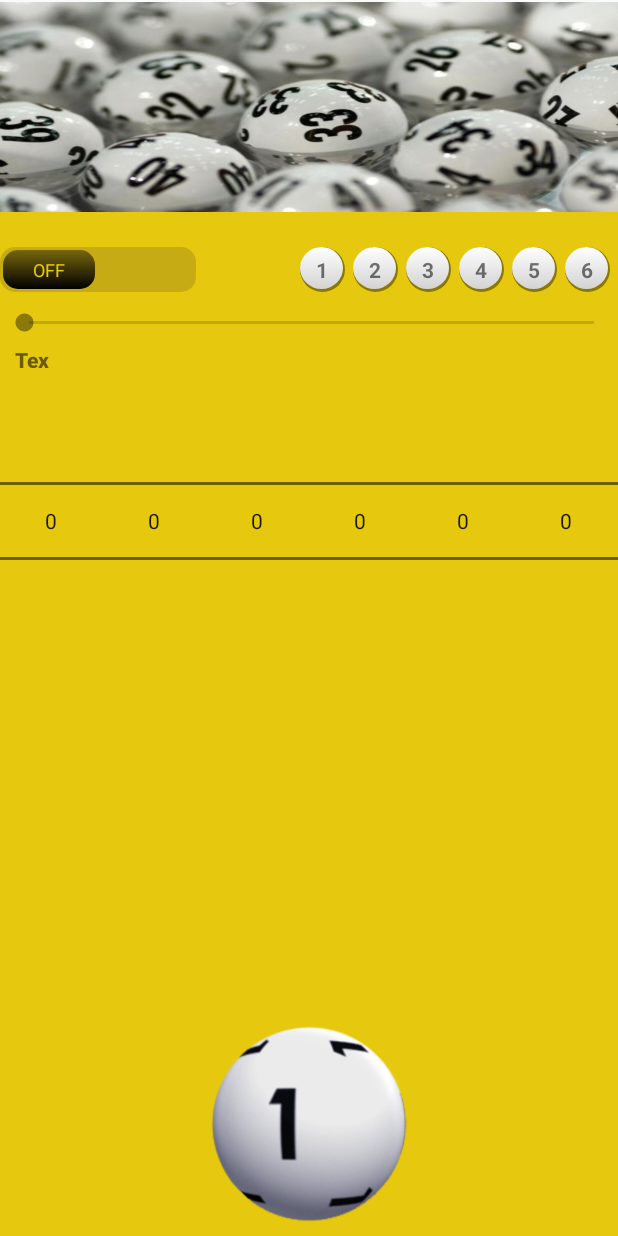
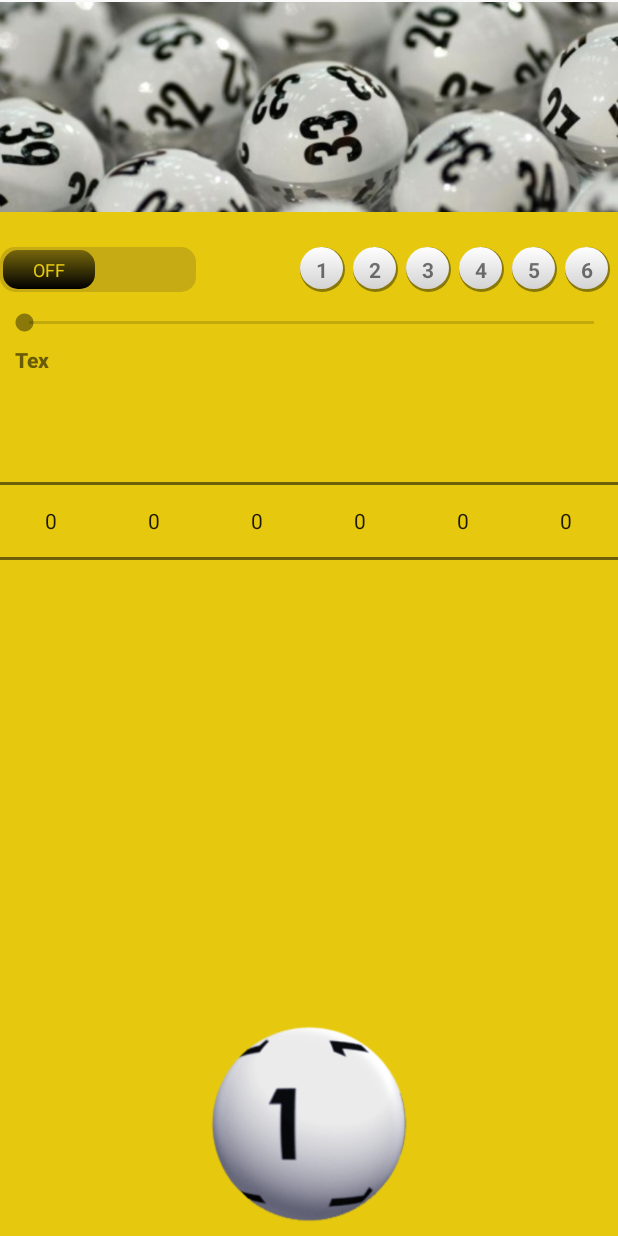
Before and after one commit to IvanReizgas/spaghetti, an Android app: the layout activity_fullscreen.xml on its own in the app's theme, with its tools: preview values and no code run, on a phone screen of 412 x 824 dp. Run offline under Robolectric (Android 15) with nearby library versions, the phone set to English and light mode, and no system bars.

```diff
--- a/app/src/main/res/layout/activity_fullscreen.xml
+++ b/app/src/main/res/layout/activity_fullscreen.xml
@@ -10,7 +10,7 @@
         android:id="@+id/image1"
         android:layout_width="match_parent"
         android:layout_height="140dp"
-        android:scaleType="fitXY"
+        android:scaleType="centerCrop"
         android:src="@drawable/bc_lotto" />
 
     <TextView
--- a/app/src/main/res/values/strings.xml
+++ b/app/src/main/res/values/strings.xml
@@ -1,5 +1,5 @@
 <resources>
-    <string name="app_name">Lottery</string>
+    <string name="app_name">Der Lottozahlen-Checker</string>
     <color name="yellow">#e6c90e</color>
     <string name="pref_key">lottery_picker</string>
     <string name="wed">Mittwoch</string>
--- a/app/src/main/res/values/styles.xml
+++ b/app/src/main/res/values/styles.xml
@@ -11,7 +11,7 @@
     <style name="FullscreenTheme" parent="AppTheme">
         <item name="android:actionBarStyle">@style/FullscreenActionBarStyle</item>
         <item name="android:windowActionBarOverlay">true</item>
-        <item name="android:windowBackground">@null</item>
+        <item name="android:windowBackground">@drawable/splash</item>
         <item name="metaButtonBarStyle">?android:attr/buttonBarStyle</item>
         <item name="metaButtonBarButtonStyle">?android:attr/buttonBarButtonStyle</item>
     </style>
```
Also changed, not shown: app/src/main/res/drawable/splash.png (added).
